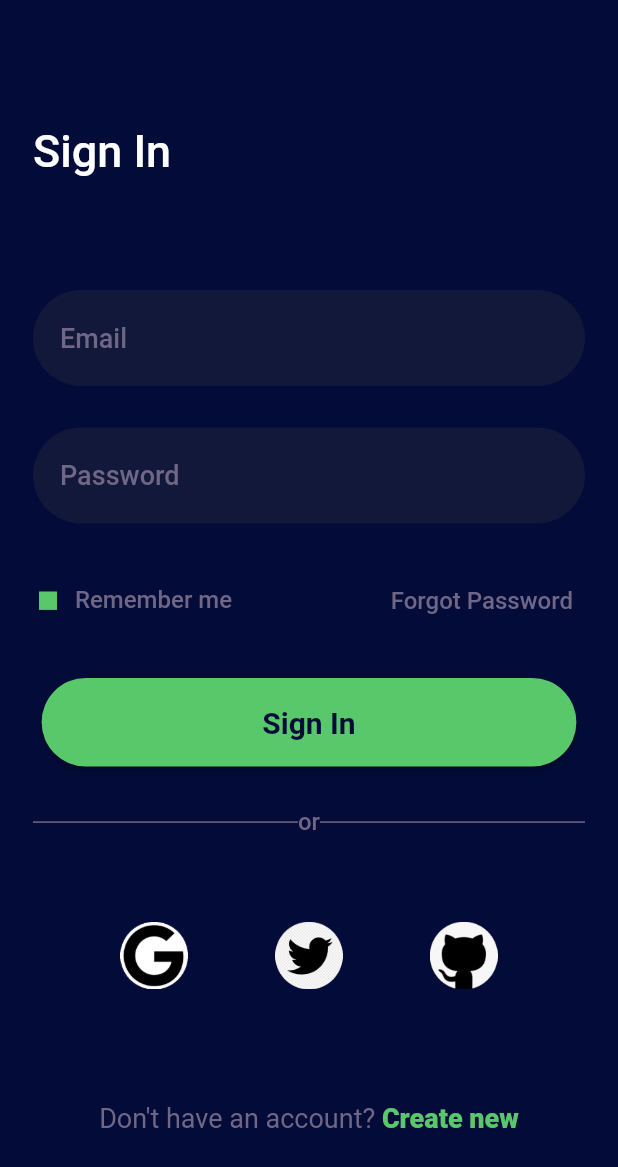
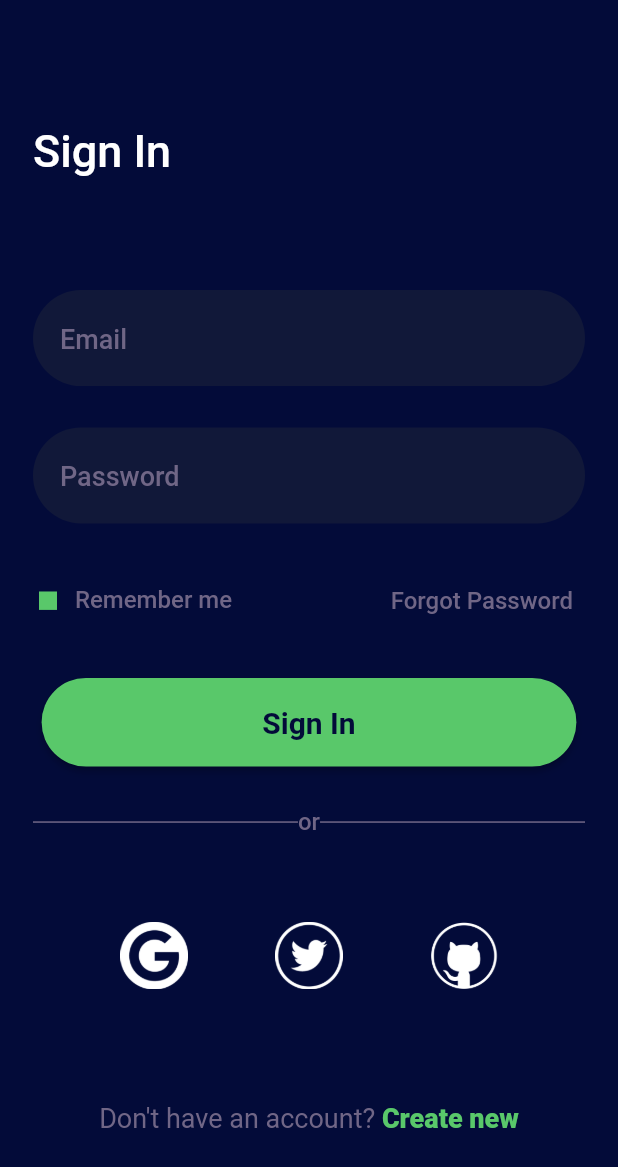
Before and after one commit to Clueless-Community/Spectrum-UI, a Flutter app: the SignUpScreen screen opened directly, after a tap on "Remember me", on a phone screen of 412 x 824 dp. Shown: the top 1167 px of the screen. Run offline on Flutter 3.47's test engine with Material 2 defaults, Android fonts, the phone set to English and light mode, and no system bars.

Commit message:
Sign-Up-Login-UI

```diff
--- a/lib/UI_Pages/loginScreen_AnukirtiYadav/screens/login_screen.dart
+++ b/lib/UI_Pages/loginScreen_AnukirtiYadav/screens/login_screen.dart
@@ -1,6 +1,4 @@
 import 'package:flutter/material.dart';
-import 'package:flutter/src/widgets/container.dart';
-import 'package:flutter/src/widgets/framework.dart';
 import 'package:flutter_ui/UI_Pages/signUpScreen_AnukirtiYadav/screens/signUp_screen.dart';
 import 'package:flutter_ui/UI_Pages/signUpScreen_AnukirtiYadav/widgets/textFormField_widget.dart';
 
@@ -39,9 +37,12 @@ class _LoginScreenState extends State<LoginScreen> {
             ),
             const TextFormFieldWidget(
               hintText: 'Email',
+              keyboardType: TextInputType.emailAddress,
             ),
             const TextFormFieldWidget(
               hintText: 'Password',
+              obscureText: true,
+              keyboardType: TextInputType.visiblePassword,
             ),
             Row(
               mainAxisAlignment: MainAxisAlignment.end,
@@ -89,7 +90,7 @@ class _LoginScreenState extends State<LoginScreen> {
               mainAxisAlignment: MainAxisAlignment.center,
               children: [
                 const Text(
-                  'Don\'t have an account? ',
+                  'Don\'t have an account?',
                   style: TextStyle(
                     color: Color.fromARGB(255, 112, 102, 134),
                     fontWeight: FontWeight.w400,
--- a/lib/UI_Pages/signUpScreen_AnukirtiYadav/screens/signUp_screen.dart
+++ b/lib/UI_Pages/signUpScreen_AnukirtiYadav/screens/signUp_screen.dart
@@ -13,6 +13,8 @@ class SignUpScreen extends StatefulWidget {
 
 class _SignUpScreenState extends State<SignUpScreen> {
   String? _value;
+  Color? color;
+
   @override
   Widget build(BuildContext context) {
     return Scaffold(
@@ -40,18 +42,27 @@ class _SignUpScreenState extends State<SignUpScreen> {
             ),
             const TextFormFieldWidget(
               hintText: 'Email',
+              keyboardType: TextInputType.emailAddress,
             ),
             const TextFormFieldWidget(
               hintText: 'Password',
+              obscureText: true,
+              keyboardType: TextInputType.visiblePassword,
             ),
             Row(
               mainAxisAlignment: MainAxisAlignment.spaceBetween,
               children: [
                 CheckBoxWidget(
-                    text: 'Remember me',
-                    value: 'YES',
-                    groupValue: _value,
-                    onChanged: (String value) {}),
+                  text: 'Remember me',
+                  value: 'YES',
+                  groupValue: _value,
+                  onChanged: (String value) {
+                    setState(() {
+                      _value = value;
+                      color = const Color.fromARGB(255, 89, 200, 106);
+                    });
+                  },
+                ),
                 TextButton(
                   onPressed: () {},
                   child: const Text(
@@ -122,16 +133,19 @@ class _SignUpScreenState extends State<SignUpScreen> {
                   'assets/signUpImages_AnukirtiYadav/google-img.png',
                   height: 45,
                   width: 45,
+                  color: Colors.white,
                 ),
                 Image.asset(
                   'assets/signUpImages_AnukirtiYadav/twitter-img.png',
                   height: 45,
                   width: 45,
+                  color: Colors.white,
                 ),
                 Image.asset(
                   'assets/signUpImages_AnukirtiYadav/github-img.png',
                   height: 45,
                   width: 45,
+                  color: Colors.white,
                 ),
               ],
             ),
--- a/lib/UI_Pages/signUpScreen_AnukirtiYadav/widgets/checkbox_widget.dart
+++ b/lib/UI_Pages/signUpScreen_AnukirtiYadav/widgets/checkbox_widget.dart
@@ -18,7 +18,7 @@ class CheckBoxWidget<T> extends StatelessWidget {
   Widget build(BuildContext context) {
     return GestureDetector(
       onTap: () {
-        onChanged!(value as T);
+        onChanged!(value!);
       },
       child: Row(
         crossAxisAlignment: CrossAxisAlignment.start,
@@ -27,16 +27,16 @@ class CheckBoxWidget<T> extends StatelessWidget {
             margin: const EdgeInsets.all(4),
             height: 12,
             width: 12,
-            color: value != groupValue
+            color: value == groupValue
                 ? const Color.fromARGB(255, 89, 200, 106)
-                : Colors.grey,
+                : const Color.fromARGB(255, 112, 102, 134),
             child: Center(
               child: Container(
                 height: 12,
                 width: 12,
-                color: value != groupValue
+                color: value == groupValue
                     ? const Color.fromARGB(255, 89, 200, 106)
-                    : Colors.grey,
+                    : const Color.fromARGB(255, 112, 102, 134),
               ),
             ),
           ),
--- a/lib/UI_Pages/signUpScreen_AnukirtiYadav/widgets/textFormField_widget.dart
+++ b/lib/UI_Pages/signUpScreen_AnukirtiYadav/widgets/textFormField_widget.dart
@@ -4,9 +4,13 @@ import 'package:flutter/material.dart';
 
 class TextFormFieldWidget extends StatefulWidget {
   final String? hintText;
+  final TextInputType? keyboardType;
+  final bool? obscureText;
   const TextFormFieldWidget({
     super.key,
     this.hintText,
+    this.keyboardType,
+    this.obscureText = false,
   });
 
   @override
@@ -31,7 +35,13 @@ class _TextFormFieldWidgetState extends State<TextFormFieldWidget> {
         ),
       ),
       child: TextFormField(
+        style: const TextStyle(
+          fontSize: 20,
+          color: Color.fromARGB(255, 112, 102, 134),
+        ),
         cursorColor: const Color.fromARGB(255, 112, 102, 134),
+        keyboardType: widget.keyboardType,
+        obscureText: widget.obscureText!,
         decoration: InputDecoration(
           border: InputBorder.none,
           hintText: widget.hintText,
--- a/lib/screens/ui_collection.dart
+++ b/lib/screens/ui_collection.dart
@@ -1,7 +1,6 @@
 import 'package:flutter/material.dart';
 import 'package:flutter_ui/UI_Pages/loginScreen_AnukirtiYadav/screens/login_screen.dart';
 import 'package:flutter_ui/UI_Pages/signUpScreen_AnukirtiYadav/screens/signUp_screen.dart';
-import 'package:flutter_ui/UI_Pages/testUI/test_screen.dart';
 import '../widgets/heading.dart';
 import '../widgets/screen_display.dart';
 import '../widgets/searchbar.dart';
```
Also changed, not shown: assets/signUpImages_AnukirtiYadav/github-img.png, assets/signUpImages_AnukirtiYadav/google-img.png, assets/signUpImages_AnukirtiYadav/twitter-img.png.
